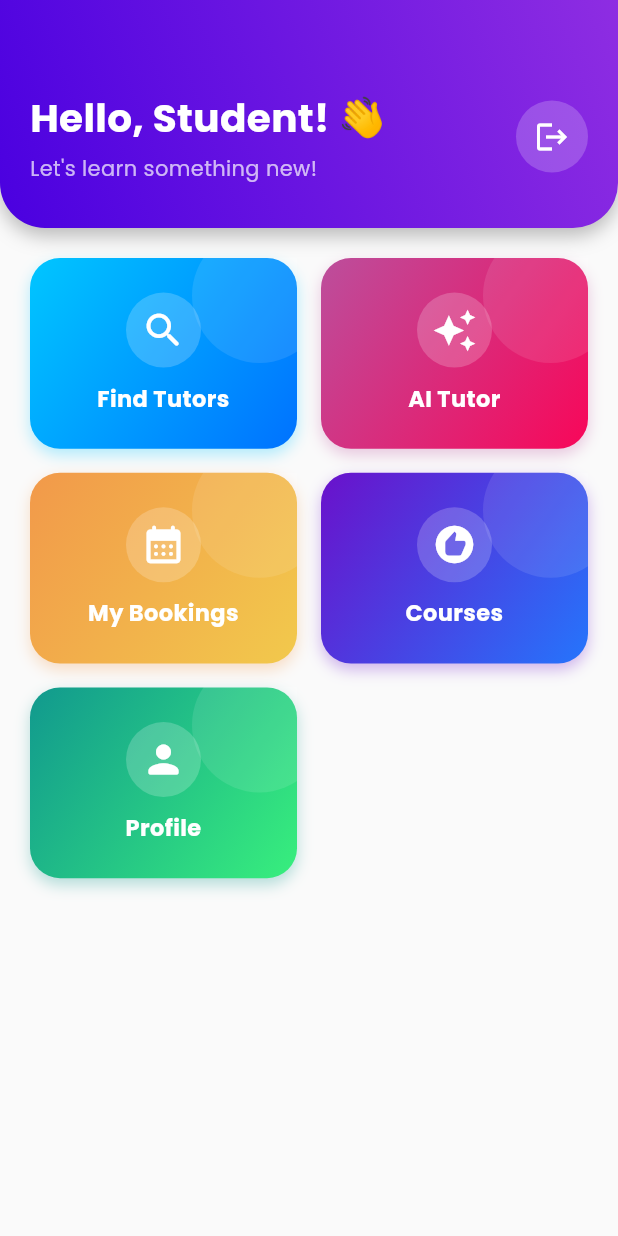
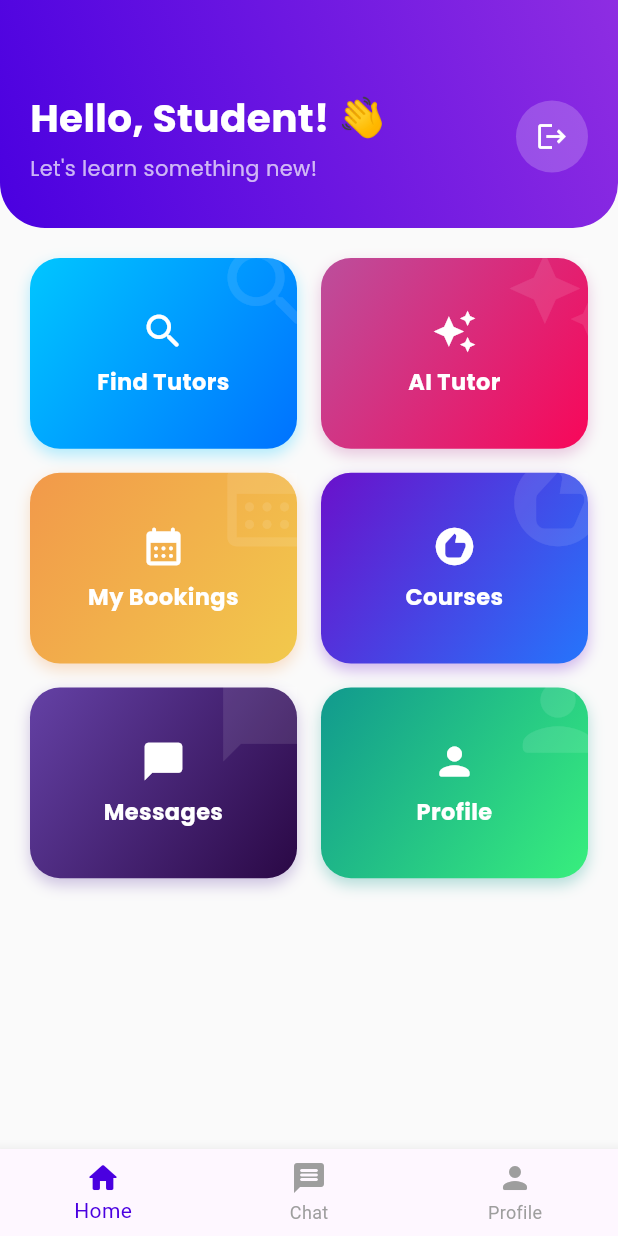
Before and after one commit to Adiitri/EDUNNECT-Smart-Learning-and-Tutor-Engagement-System, a Flutter app: the StudentDashboard screen opened directly, on a phone screen of 412 x 824 dp. Run offline on Flutter 3.47's test engine with Material 3 defaults, Android fonts, the phone set to English and light mode, and no system bars; our stand-ins replace google_fonts, shared_preferences; accounts and stored records are empty.

Commit message:
Real chat system dummy

```diff
--- a/mobile-app/lib/presentation/student/student_dashboard.dart
+++ b/mobile-app/lib/presentation/student/student_dashboard.dart
@@ -7,30 +7,66 @@ import 'ai_chat_screen.dart';
 import 'recommendation_screen.dart';
 import 'profile_screen.dart';
 import '../common/splash_screen.dart';
+import 'real_time_chat.dart';
 
-class StudentDashboard extends StatelessWidget {
+class StudentDashboard extends StatefulWidget {
   const StudentDashboard({super.key});
 
   @override
+  State<StudentDashboard> createState() => _StudentDashboardState();
+}
+
+class _StudentDashboardState extends State<StudentDashboard> {
+  int _selectedIndex = 0;
+
+  @override
   Widget build(BuildContext context) {
-    // 1. Get User Name safely
+    // Get User Name safely
     final user = UserSession.currentUser;
     final String name = user != null ? user['name'] : "Student";
 
     return Scaffold(
       backgroundColor: Colors.grey[50],
-      body: Column(
+
+      // ---------------------------------------------------------
+      // 1. BOTTOM NAVIGATION BAR
+      // ---------------------------------------------------------
+      bottomNavigationBar: BottomNavigationBar(
+        currentIndex: _selectedIndex,
+        selectedItemColor: const Color(0xFF4A00E0),
+        unselectedItemColor: Colors.grey,
+        onTap: (index) {
+          setState(() {
+            _selectedIndex = index;
+          });
+          if (index == 1) {
+            Navigator.push(
+              context,
+              MaterialPageRoute(builder: (_) => const RealTimeChatScreen(tutor: {'name': 'Support Team'})),
+            );
+          } else if (index == 2) {
+            Navigator.push(
+              context,
+              MaterialPageRoute(builder: (_) => const ProfileScreen()),
+            );
+          }
+        },
+        items: const [
+          BottomNavigationBarItem(icon: Icon(Icons.home_rounded), label: "Home"),
+          BottomNavigationBarItem(icon: Icon(Icons.message_rounded), label: "Chat"),
+          BottomNavigationBarItem(icon: Icon(Icons.person_rounded), label: "Profile"),
+        ],
+      ),
+
+      // ---------------------------------------------------------
+      // 2. BODY (With ScrollView to prevent "Not Showing" issues)
+      // ---------------------------------------------------------
+      body: SingleChildScrollView(
+        child: Column(
           children: [
-          // ---------------------------
-          // 1. CUSTOM GRADIENT HEADER
-          // ---------------------------
+            // CUSTOM GRADIENT HEADER
             Container(
-            padding: const EdgeInsets.only(
-              top: 60,
-              left: 20,
-              right: 20,
-              bottom: 30,
-            ),
+              padding: const EdgeInsets.only(top: 60, left: 20, right: 20, bottom: 30),
               decoration: const BoxDecoration(
                 gradient: LinearGradient(
                   colors: [Color(0xFF4A00E0), Color(0xFF8E2DE2)],
@@ -41,13 +77,6 @@ class StudentDashboard extends StatelessWidget {
                   bottomLeft: Radius.circular(30),
                   bottomRight: Radius.circular(30),
                 ),
-              boxShadow: [
-                BoxShadow(
-                  color: Colors.black26,
-                  blurRadius: 10,
-                  offset: Offset(0, 5),
-                ),
-              ],
               ),
               child: Row(
                 mainAxisAlignment: MainAxisAlignment.spaceBetween,
@@ -73,15 +102,9 @@ class StudentDashboard extends StatelessWidget {
                       ),
                     ],
                   ),
-                // LOGOUT BUTTON
-                Container(
-                  decoration: BoxDecoration(
-                    color: Colors.white.withValues(alpha: 0.2),
-                    shape: BoxShape.circle,
-                  ),
-                  child: IconButton(
-                    icon: const Icon(Icons.logout, color: Colors.white),
-                    onPressed: () {
+                  _buildHeaderCircleButton(
+                    icon: Icons.logout,
+                    onTap: () {
                       UserSession.clearSession();
                       Navigator.pushAndRemoveUntil(
                         context,
@@ -90,105 +113,94 @@ class StudentDashboard extends StatelessWidget {
                       );
                     },
                   ),
-                ),
                 ],
               ),
             ),
 
-          // ---------------------------
-          // 2. DASHBOARD GRID CARDS
-          // ---------------------------
-          Expanded(
-            child: Padding(
+            // DASHBOARD GRID CARDS
+            Padding(
               padding: const EdgeInsets.all(20.0),
+              // Use shrinkWrap so it works inside SingleChildScrollView
               child: GridView.count(
+                shrinkWrap: true,
+                physics: const NeverScrollableScrollPhysics(),
                 crossAxisCount: 2,
                 crossAxisSpacing: 16,
                 mainAxisSpacing: 16,
-                // ✅ 1.4 is tall enough to hold content safely
                 childAspectRatio: 1.4,
                 children: [
-                  // CARD 1: FIND TUTORS
                   _buildGradientCard(
                     context,
                     "Find Tutors",
                     Icons.search_rounded,
                     [const Color(0xFF00C6FF), const Color(0xFF0072FF)],
-                    () => Navigator.push(
-                      context,
-                      MaterialPageRoute(
-                        builder: (_) => const FindTutorScreen(),
+                    () => Navigator.push(context, MaterialPageRoute(builder: (_) => const FindTutorScreen())),
                   ),
-                    ),
-                  ),
-
-                  // CARD 2: AI TUTOR
                   _buildGradientCard(
                     context,
                     "AI Tutor",
                     Icons.auto_awesome,
                     [const Color(0xFFBC4E9C), const Color(0xFFF80759)],
-                    () => Navigator.push(
-                      context,
-                      MaterialPageRoute(builder: (_) => const AiChatScreen()),
+                    () => Navigator.push(context, MaterialPageRoute(builder: (_) => const AiChatScreen())),
                   ),
-                  ),
-
-                  // CARD 3: MY BOOKINGS
                   _buildGradientCard(
                     context,
                     "My Bookings",
                     Icons.calendar_month_rounded,
                     [const Color(0xFFF2994A), const Color(0xFFF2C94C)],
-                    () => Navigator.push(
-                      context,
-                      MaterialPageRoute(
-                        builder: (_) => const MyBookingsScreen(),
+                    () => Navigator.push(context, MaterialPageRoute(builder: (_) => const MyBookingsScreen())),
                   ),
-                    ),
-                  ),
-
-                  // CARD 4: RECOMMENDATIONS
                   _buildGradientCard(
                     context,
                     "Courses",
                     Icons.recommend_rounded,
                     [const Color(0xFF6a11cb), const Color(0xFF2575fc)],
-                    () {
-                      Navigator.push(
-                        context,
-                        MaterialPageRoute(
-                          builder: (_) => const RecommendationScreen(),
-                        ),
-                      );
-                    },
+                    () => Navigator.push(context, MaterialPageRoute(builder: (_) => const RecommendationScreen())),
                   ),
 
-                  // CARD 5: PROFILE
+                  // MESSAGES CARD
+                  _buildGradientCard(
+                    context,
+                    "Messages",
+                    Icons.chat_bubble_rounded,
+                    [const Color(0xFF6441A5), const Color(0xFF2a0845)],
+                    () => Navigator.push(
+                      context,
+                      MaterialPageRoute(builder: (_) => const RealTimeChatScreen(tutor: {'name': 'Support Team'})),
+                    ),
+                  ),
+
                   _buildGradientCard(
                     context,
                     "Profile",
                     Icons.person_rounded,
                     [const Color(0xFF11998e), const Color(0xFF38ef7d)],
-                    () {
-                      Navigator.push(
-                        context,
-                        MaterialPageRoute(
-                          builder: (_) => const ProfileScreen(),
-                        ),
-                      );
-                    },
+                    () => Navigator.push(context, MaterialPageRoute(builder: (_) => const ProfileScreen())),
                   ),
                 ],
               ),
             ),
+          ],
         ),
-        ],
       ),
     );
   }
 
-  // ✅ FIXED GRADIENT CARD (SMALLER ICONS/TEXT)
+  // --- HELPER WIDGETS ---
+
+  Widget _buildHeaderCircleButton({required IconData icon, required VoidCallback onTap}) {
+    return Container(
+      decoration: BoxDecoration(
+        color: Colors.white.withOpacity(0.2),
+        shape: BoxShape.circle,
+      ),
+      child: IconButton(
+        icon: Icon(icon, color: Colors.white, size: 22),
+        onPressed: onTap,
+      ),
+    );
+  }
+
   Widget _buildGradientCard(
     BuildContext context,
     String title,
@@ -208,7 +220,7 @@ class StudentDashboard extends StatelessWidget {
           borderRadius: BorderRadius.circular(20),
           boxShadow: [
             BoxShadow(
-              color: gradientColors[0].withValues(alpha: 0.3),
+              color: gradientColors[0].withOpacity(0.3),
               blurRadius: 8,
               offset: const Offset(0, 4),
             ),
@@ -216,54 +228,27 @@ class StudentDashboard extends StatelessWidget {
         ),
         child: Stack(
           children: [
-            // Decorative Circle
             Positioned(
-              right: -20,
-              top: -20,
-              child: Container(
-                width: 90,
-                height: 90,
-                decoration: BoxDecoration(
-                  color: Colors.white.withValues(alpha: 0.1),
-                  shape: BoxShape.circle,
+              right: -15,
+              top: -15,
+              child: Icon(icon, size: 70, color: Colors.white.withOpacity(0.1)),
             ),
-              ),
-            ),
-
-            // ✅ CENTERED CONTENT
             Center(
-              child: Padding(
-                padding: const EdgeInsets.symmetric(horizontal: 10.0),
               child: Column(
                 mainAxisAlignment: MainAxisAlignment.center,
                 children: [
-                    // ICON (Reduced from 36 to 30)
-                    Container(
-                      padding: const EdgeInsets.all(10),
-                      decoration: BoxDecoration(
-                        color: Colors.white.withValues(alpha: 0.2),
-                        shape: BoxShape.circle,
-                      ),
-                      child: Icon(icon, size: 30, color: Colors.white),
-                    ),
-                    const SizedBox(height: 10),
-
-                    // TEXT (Reduced from 18 to 15)
-                    Flexible(
-                      child: Text(
+                  Icon(icon, size: 30, color: Colors.white),
+                  const SizedBox(height: 8),
+                  Text(
                     title,
                     textAlign: TextAlign.center,
-                        maxLines: 1,
-                        overflow: TextOverflow.ellipsis,
                     style: GoogleFonts.poppins(
-                          fontSize: 15, // ✅ Much safer size
+                      fontSize: 15,
                       fontWeight: FontWeight.bold,
                       color: Colors.white,
                     ),
                   ),
-                    ),
                 ],
-                ),
               ),
             ),
           ],
```
Also changed, not shown: mobile-app/lib/presentation/student/real_time_chat.dart (added, +213 -0 lines). Lines whose indentation alone changed are shown as unchanged.
